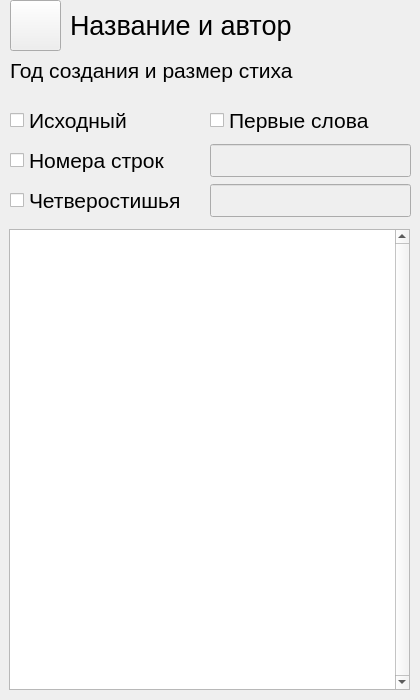
Before: the Qt Designer form UIs/VerseOpenForm.ui in Krahjotdaan/LearningPoem, drawn with Qt 5.
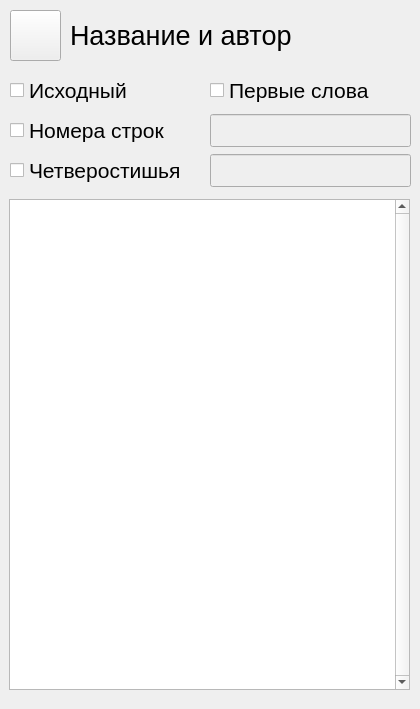
After: the same form once the commit is applied.

What changed in the file:
```diff
--- a/UIs/VerseOpenForm.ui
+++ b/UIs/VerseOpenForm.ui
@@ -7,7 +7,7 @@
     <x>0</x>
     <y>0</y>
     <width>420</width>
-    <height>700</height>
+    <height>709</height>
    </rect>
   </property>
   <property name="windowTitle">
@@ -18,7 +18,7 @@
     <property name="geometry">
      <rect>
       <x>70</x>
-      <y>0</y>
+      <y>10</y>
       <width>341</width>
       <height>51</height>
      </rect>
@@ -32,31 +32,7 @@
         </font>
        </property>
        <property name="text">
-        <string>Название и автор</string>
-       </property>
-      </widget>
-     </item>
-    </layout>
-   </widget>
-   <widget class="QWidget" name="horizontalLayoutWidget_2">
-    <property name="geometry">
-     <rect>
-      <x>10</x>
-      <y>50</y>
-      <width>401</width>
-      <height>41</height>
-     </rect>
-    </property>
-    <layout class="QHBoxLayout" name="horizontalLayout_2">
-     <item>
-      <widget class="QLabel" name="yearAndVerseSizeLabel">
-       <property name="font">
-        <font>
-         <pointsize>16</pointsize>
-        </font>
-       </property>
-       <property name="text">
-        <string>Год создания и размер стиха</string>
+        <string>&lt;html&gt;&lt;head/&gt;&lt;body&gt;&lt;p&gt;Название и автор&lt;/p&gt;&lt;/body&gt;&lt;/html&gt;</string>
        </property>
       </widget>
      </item>
@@ -66,9 +42,9 @@
     <property name="geometry">
      <rect>
       <x>9</x>
-      <y>229</y>
+      <y>199</y>
       <width>401</width>
-      <height>461</height>
+      <height>491</height>
      </rect>
     </property>
     <layout class="QGridLayout" name="gridLayout">
@@ -85,7 +61,7 @@
     <property name="geometry">
      <rect>
       <x>10</x>
-      <y>100</y>
+      <y>70</y>
       <width>201</width>
       <height>41</height>
      </rect>
@@ -118,7 +94,7 @@
     <property name="geometry">
      <rect>
       <x>210</x>
-      <y>100</y>
+      <y>70</y>
       <width>201</width>
       <height>41</height>
      </rect>
@@ -142,7 +118,7 @@
     <property name="geometry">
      <rect>
       <x>10</x>
-      <y>140</y>
+      <y>110</y>
       <width>201</width>
       <height>41</height>
      </rect>
@@ -166,7 +142,7 @@
     <property name="geometry">
      <rect>
       <x>10</x>
-      <y>180</y>
+      <y>150</y>
       <width>201</width>
       <height>41</height>
      </rect>
@@ -190,7 +166,7 @@
     <property name="geometry">
      <rect>
       <x>210</x>
-      <y>140</y>
+      <y>110</y>
       <width>201</width>
       <height>41</height>
      </rect>
@@ -214,7 +190,7 @@
     <property name="geometry">
      <rect>
       <x>210</x>
-      <y>180</y>
+      <y>150</y>
       <width>201</width>
       <height>41</height>
      </rect>
@@ -238,7 +214,7 @@
     <property name="geometry">
      <rect>
       <x>10</x>
-      <y>0</y>
+      <y>10</y>
       <width>51</width>
       <height>51</height>
      </rect>
```
